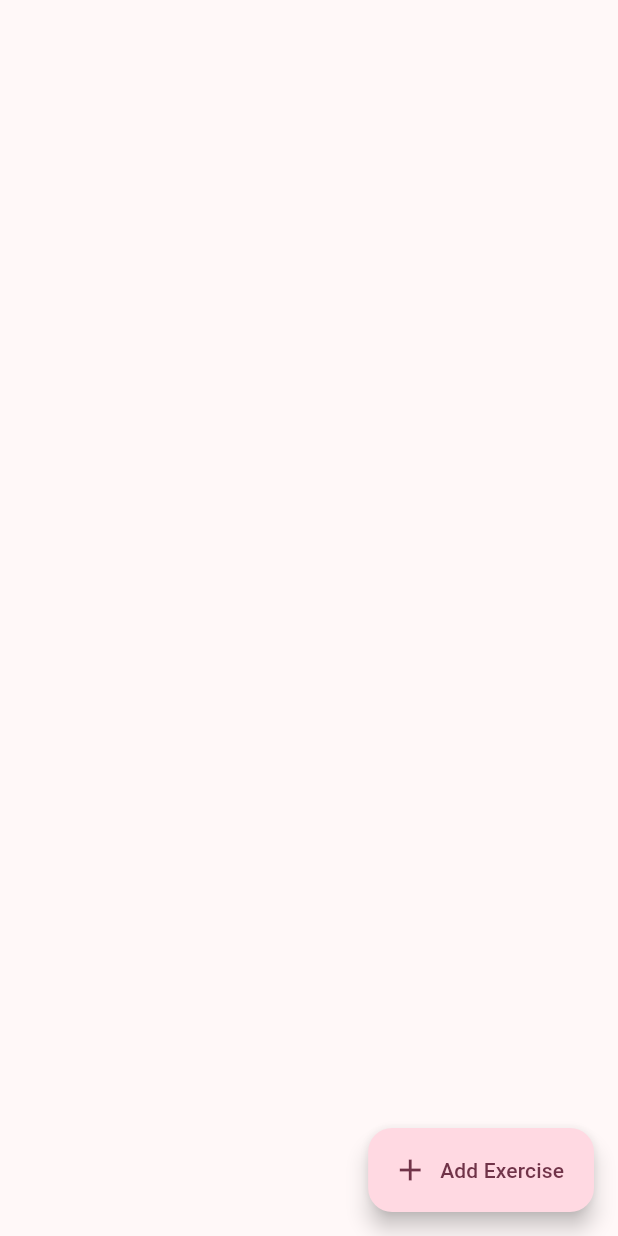
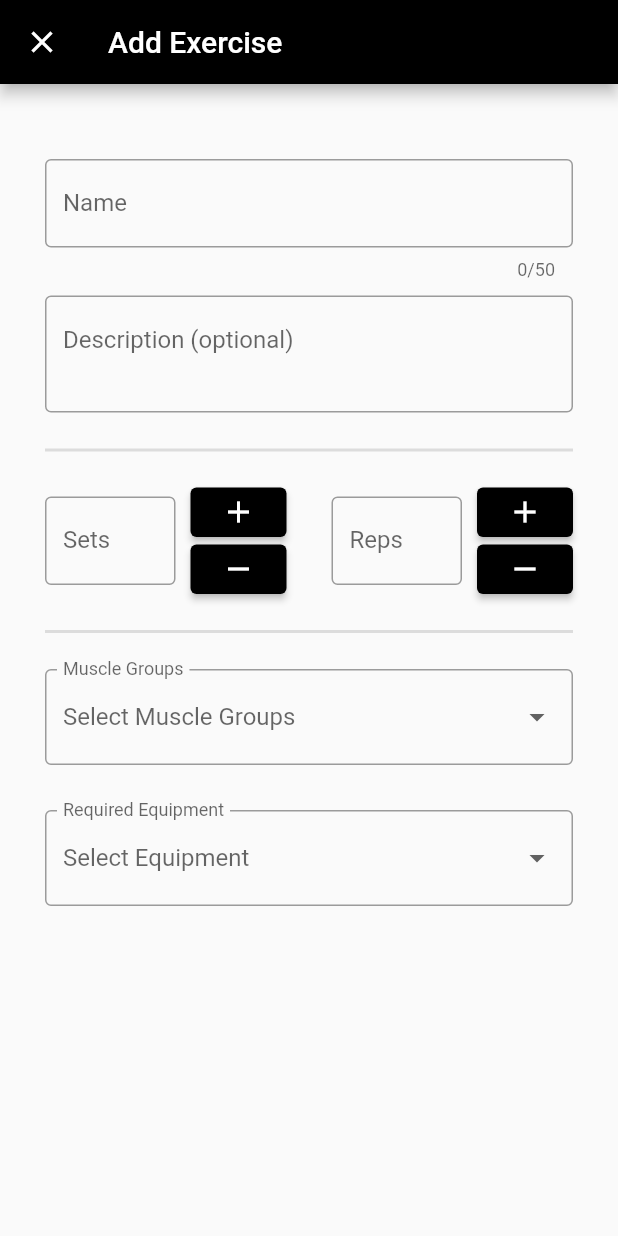
Before and after one commit to CSCI4100U/mobile-group-project-2023-mlja, a Flutter app: the ExerciseTabPage screen opened directly, after a tap on "Add Exercise", on a phone screen of 412 x 824 dp. Run offline on Flutter 3.47's test engine with Material 3 defaults, Android fonts, the phone set to English and light mode, and no system bars; our stand-ins replace cloud_firestore, firebase_auth, firebase_core, firebase_messaging, fl_chart, flutter_local_notifications and 6 more; missing offline and left inert: firebase_ui_auth, flutter_map_geojson; accounts and stored records are empty; statements that could not run were skipped.

Commit message:
Working commit, add exercise page, theme, & home - Changes to home summary card widget - Commented out NotificationManager() call as it broke functionality - Navigation to and implement of add exercise modal

```diff
--- a/life_balance_plus/lib/view/appbase.dart
+++ b/life_balance_plus/lib/view/appbase.dart
@@ -31,7 +31,7 @@ class _AppBaseState extends State<AppBase> {
     super.initState();
 
     // initializes notifications singleton
-    NotificationManager();
+    // NotificationManager(); // Causing async error on my machine - Ajmain
   }
 
   @override
--- /dev/null
+++ b/life_balance_plus/lib/view/pages/add_exercise_page.dart
@@ -0,0 +1,301 @@
+import 'package:flutter/material.dart';
+
+class AddExercisePage extends StatefulWidget {
+  const AddExercisePage({super.key});
+
+  @override
+  State<AddExercisePage> createState() => _AddExercisePageState();
+}
+
+class _AddExercisePageState extends State<AddExercisePage> {
+  final GlobalKey<FormState> _formKey = GlobalKey<FormState>();
+
+  final nameFieldController = TextEditingController();
+  final descriptionFieldController = TextEditingController();
+  final setsFieldController = TextEditingController();
+  final repsFieldController = TextEditingController();
+
+  final muscleGroupsDropDownKey = GlobalKey<FormFieldState>();
+  final equipmentDropDownKey = GlobalKey<FormFieldState>();
+
+  @override
+  Widget build(BuildContext context) {
+    return Scaffold(
+      appBar: AppBar(
+        title: const Text('Add Exercise'),
+      ),
+      body: Scrollbar(
+        thumbVisibility: true,
+        child: SingleChildScrollView(
+          child: Form(
+            key: _formKey,
+            child: Padding(
+              padding: const EdgeInsets.fromLTRB(30, 50, 30, 0),
+              child: Column(
+                children: [
+                  TextFormField(
+                    decoration: const InputDecoration(
+                      border: OutlineInputBorder(),
+                      labelText: 'Name',
+                    ),
+                    controller: nameFieldController,
+                    keyboardType: TextInputType.text,
+                    autovalidateMode: AutovalidateMode.onUserInteraction,
+                    textCapitalization: TextCapitalization.words,
+                    maxLength: 50,
+                    onSaved: (newValue) {
+                      nameFieldController.clear();
+                    },
+                    validator: (value) {
+                      if (value == null || value.isEmpty) {
+                        return 'Name is required';
+                      }
+                      return null;
+                    },
+                  ),
+                  const SizedBox(height: 10),
+                  TextFormField(
+                    decoration: const InputDecoration(
+                      border: OutlineInputBorder(),
+                      alignLabelWithHint: true,
+                      labelText: 'Description (optional)',
+                      hintText:
+                          '(e.g. notes, instructions, form tips, variations, etc.)',
+                    ),
+                    controller: descriptionFieldController,
+                    onSaved: (newValue) {
+                      descriptionFieldController.clear();
+                    },
+                    maxLines: 2,
+                    autovalidateMode: AutovalidateMode.onUserInteraction,
+                  ),
+                  const Divider(height: 50, thickness: 2),
+                  Row(
+                    children: [
+                      Expanded(
+                        child: Row(
+                          children: [
+                            Expanded(
+                              child: TextFormField(
+                                decoration: const InputDecoration(
+                                  border: OutlineInputBorder(),
+                                  labelText: 'Sets',
+                                ),
+                                controller: setsFieldController,
+                                keyboardType: TextInputType.number,
+                                autovalidateMode:
+                                    AutovalidateMode.onUserInteraction,
+                                onSaved: (newValue) {
+                                  setsFieldController.clear();
+                                },
+                                validator: (value) {
+                                  // if (value == null || value.isEmpty) {
+                                  //   return 'Sets is required';
+                                  // }
+                                  return null;
+                                },
+                              ),
+                            ),
+                            const SizedBox(width: 10),
+                            Column(
+                              mainAxisAlignment: MainAxisAlignment.center,
+                              children: [
+                                SizedBox(
+                                  height: 33,
+                                  child: ElevatedButton(
+                                    onPressed: () {
+                                      int currentSets = int.tryParse(
+                                              setsFieldController.text) ??
+                                          0;
+                                      setsFieldController.text =
+                                          (currentSets + 1).toString();
+                                    },
+                                    child: const Icon(Icons.add),
+                                  ),
+                                ),
+                                const SizedBox(height: 5),
+                                SizedBox(
+                                  height: 33,
+                                  child: ElevatedButton(
+                                    onPressed: () {
+                                      int currentSets = int.tryParse(
+                                              setsFieldController.text) ??
+                                          0;
+                                      if (currentSets > 0) {
+                                        setsFieldController.text =
+                                            (currentSets - 1).toString();
+                                      }
+                                    },
+                                    child: const Icon(Icons.remove),
+                                  ),
+                                ),
+                              ],
+                            ),
+                          ],
+                        ),
+                      ),
+                      const SizedBox(width: 30),
+                      Expanded(
+                        child: Row(
+                          children: [
+                            Expanded(
+                              child: TextFormField(
+                                decoration: const InputDecoration(
+                                  border: OutlineInputBorder(),
+                                  labelText: 'Reps',
+                                ),
+                                controller: repsFieldController,
+                                keyboardType: TextInputType.number,
+                                autovalidateMode:
+                                    AutovalidateMode.onUserInteraction,
+                                onSaved: (newValue) {
+                                  repsFieldController.clear();
+                                },
+                                validator: (value) {
+                                  // if (value == null || value.isEmpty) {
+                                  //   return 'Reps is required';
+                                  // }
+                                  return null;
+                                },
+                              ),
+                            ),
+                            const SizedBox(width: 10),
+                            Column(
+                              mainAxisAlignment: MainAxisAlignment.center,
+                              children: [
+                                SizedBox(
+                                  height: 33,
+                                  child: ElevatedButton(
+                                    onPressed: () {
+                                      int currentReps = int.tryParse(
+                                              repsFieldController.text) ??
+                                          0;
+                                      repsFieldController.text =
+                                          (currentReps + 1).toString();
+                                    },
+                                    child: const Icon(Icons.add),
+                                  ),
+                                ),
+                                const SizedBox(height: 5),
+                                SizedBox(
+                                  height: 33,
+                                  child: ElevatedButton(
+                                    onPressed: () {
+                                      int currentReps = int.tryParse(
+                                              repsFieldController.text) ??
+                                          0;
+                                      if (currentReps > 0) {
+                                        repsFieldController.text =
+                                            (currentReps - 1).toString();
+                                      }
+                                    },
+                                    child: const Icon(Icons.remove),
+                                  ),
+                                ),
+                              ],
+                            ),
+                          ],
+                        ),
+                      ),
+                    ],
+                  ),
+                  const Divider(height: 50, thickness: 2),
+                  DropdownButtonFormField(
+                    key: muscleGroupsDropDownKey,
+                    decoration: const InputDecoration(
+                      border: OutlineInputBorder(),
+                      labelText: 'Muscle Groups',
+                    ),
+                    hint: const Text('Select Muscle Groups'),
+                    value: null,
+                    onChanged: (dynamic newValue) {
+                      setState(() {
+                        muscleGroupsDropDownKey.currentState
+                            ?.didChange(newValue);
+                      });
+                    },
+                    isExpanded: true,
+                    items: const [
+                      // TODO: Replace with enum iterator
+                      DropdownMenuItem(
+                        value: 'Chest',
+                        child: Text('Chest'),
+                      ),
+                      DropdownMenuItem(
+                        value: 'Back',
+                        child: Text('Back'),
+                      ),
+                      DropdownMenuItem(
+                        value: 'Shoulders',
+                        child: Text('Shoulders'),
+                      ),
+                      DropdownMenuItem(
+                        value: 'Biceps',
+                        child: Text('Biceps'),
+                      ),
+                      DropdownMenuItem(
+                        value: 'Triceps',
+                        child: Text('Triceps'),
+                      ),
+                      DropdownMenuItem(
+                        value: 'Quadriceps',
+                        child: Text('Quadriceps'),
+                      ),
+                      DropdownMenuItem(
+                        value: 'Hamstrings',
+                        child: Text('Hamstrings'),
+                      ),
+                      DropdownMenuItem(
+                        value: 'Calves',
+                        child: Text('Calves'),
+                      ),
+                      DropdownMenuItem(
+                        value: 'Abs',
+                        child: Text('Abs'),
+                      ),
+                    ],
+                  ),
+                  const SizedBox(height: 30),
+                  DropdownButtonFormField(
+                    key: equipmentDropDownKey,
+                    decoration: const InputDecoration(
+                      border: OutlineInputBorder(),
+                      labelText: 'Required Equipment',
+                    ),
+                    hint: const Text('Select Equipment'),
+                    value: null,
+                    onChanged: (dynamic newValue) {
+                      setState(() {
+                        equipmentDropDownKey.currentState?.didChange(newValue);
+                      });
+                    },
+                    isExpanded: true,
+                    items: const [
+                      // TODO: Replace with enum iterator
+                      DropdownMenuItem(
+                        value: 'Bench',
+                        child: Text('Bench'),
+                      ),
+                      DropdownMenuItem(
+                        value: 'Machine',
+                        child: Text('Machine'),
+                      ),
+                      DropdownMenuItem(
+                        value: 'Dumbells',
+                        child: Text('Dumbells'),
+                      ),
+                      DropdownMenuItem(
+                        value: '...',
+                        child: Text('...'),
+                      ),
+                    ],
+                  ),
+                ],
+              ),
+            ),
+          ),
+        ),
+      ),
+    );
+  }
+}
--- a/life_balance_plus/lib/view/pages/home_page.dart
+++ b/life_balance_plus/lib/view/pages/home_page.dart
@@ -19,9 +19,7 @@ class _HomePageState extends State<HomePage> {
   @override
   Widget build(BuildContext context) {
     Account? account = Session.instance.account;
-    String name = (account != null)
-        ? '${account.firstName} ${account.lastName}'
-        : 'John Doe';
+    String name = account != null ? '${account.firstName}' : 'John Doe';
 
     return Scaffold(
       body: Stack(
--- a/life_balance_plus/lib/view/pages/workout/exercise_tab_page.dart
+++ b/life_balance_plus/lib/view/pages/workout/exercise_tab_page.dart
@@ -2,6 +2,7 @@ import 'package:flutter/material.dart';
 import 'package:life_balance_plus/data/model/workout_plan.dart';
 import 'package:life_balance_plus/data/model/exercise.dart';
 import 'package:life_balance_plus/control/workouts_control.dart';
+import 'package:life_balance_plus/view/pages/add_exercise_page.dart';
 
 class ExerciseTabPage extends StatefulWidget {
   const ExerciseTabPage({super.key});
@@ -34,7 +35,14 @@ class _ExerciseTabPageState extends State<ExerciseTabPage> {
       floatingActionButton: FloatingActionButton.extended(
         icon: const Icon(Icons.add),
         label: const Text('Add Exercise'),
-        onPressed: () {},
+        onPressed: () {
+          Navigator.of(context).push(
+            MaterialPageRoute(
+              builder: (context) => const AddExercisePage(),
+              fullscreenDialog: true,
+            ),
+          );
+        },
       ),
       body: Center(
         child: ListView.builder(
--- a/life_balance_plus/lib/view/pages/workout/workout_page.dart
+++ b/life_balance_plus/lib/view/pages/workout/workout_page.dart
@@ -7,6 +7,8 @@ import 'package:life_balance_plus/control/workouts_control.dart';
 import 'package:life_balance_plus/view/widgets/custom_tabbar.dart';
 
 class WorkoutPage extends StatefulWidget {
+  const WorkoutPage({super.key});
+
   @override
   State<WorkoutPage> createState() => _WorkoutPageState();
 }
```
Also changed, not shown: life_balance_plus/lib/main.dart (+15 -3 lines), life_balance_plus/lib/view/widgets/home_summary_card.dart (+12 -3 lines).
